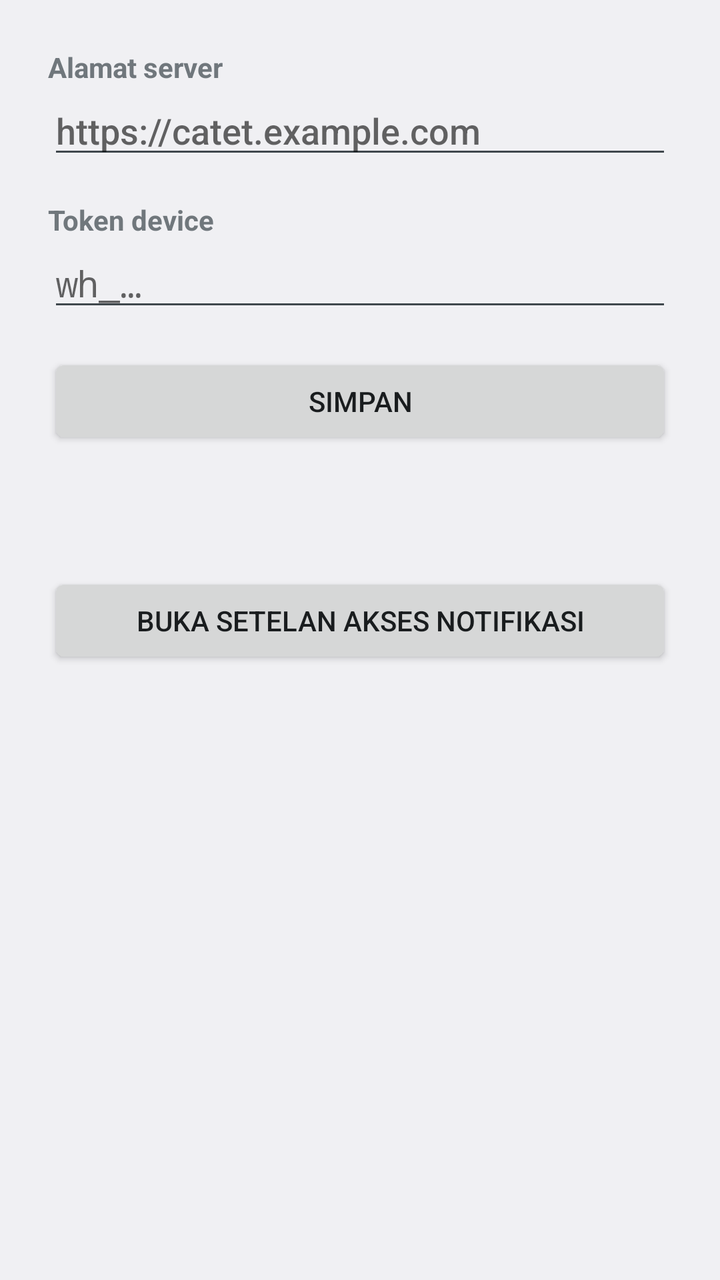
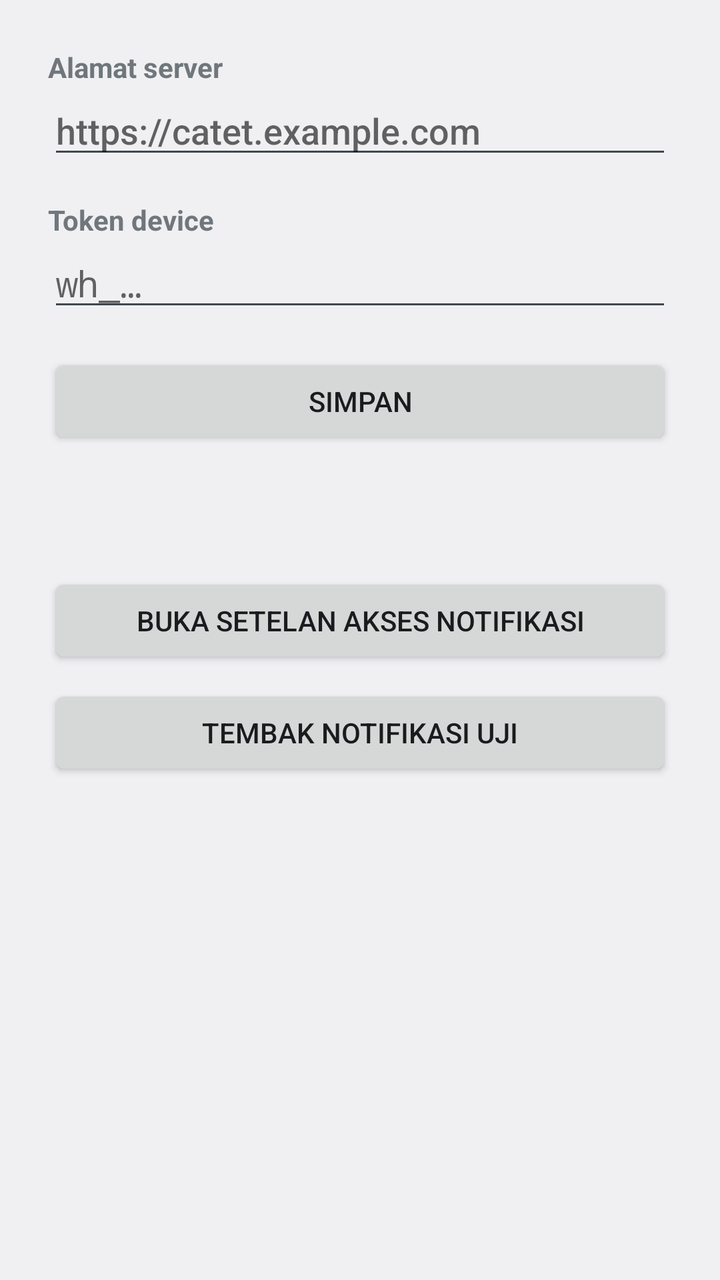

Before-and-after screenshots of an Android layout around one commit, followed by the original layout XML and the change that was made.
<!-- AndroidManifest.xml: application theme android:Theme.DeviceDefault.Light -->
<!-- res/layout/activity_main.xml -->
<?xml version="1.0" encoding="utf-8"?>
<ScrollView xmlns:android="http://schemas.android.com/apk/res/android"
    android:layout_width="match_parent"
    android:layout_height="match_parent">

    <LinearLayout
        android:layout_width="match_parent"
        android:layout_height="wrap_content"
        android:orientation="vertical"
        android:padding="24dp">

        <TextView
            android:layout_width="match_parent"
            android:layout_height="wrap_content"
            android:text="@string/server_url_label"
            android:textStyle="bold" />

        <EditText
            android:id="@+id/server_url"
            android:layout_width="match_parent"
            android:layout_height="wrap_content"
            android:hint="@string/server_url_hint"
            android:inputType="textUri"
            android:autofillHints="none" />

        <TextView
            android:layout_width="match_parent"
            android:layout_height="wrap_content"
            android:layout_marginTop="16dp"
            android:text="@string/token_label"
            android:textStyle="bold" />

        <EditText
            android:id="@+id/device_token"
            android:layout_width="match_parent"
            android:layout_height="wrap_content"
            android:hint="@string/token_hint"
            android:inputType="textPassword"
            android:autofillHints="none" />

        <Button
            android:id="@+id/save"
            android:layout_width="match_parent"
            android:layout_height="wrap_content"
            android:layout_marginTop="16dp"
            android:text="@string/save" />

        <TextView
            android:id="@+id/listener_status"
            android:layout_width="match_parent"
            android:layout_height="wrap_content"
            android:layout_marginTop="32dp"
            android:textSize="16sp" />

        <Button
            android:id="@+id/open_settings"
            android:layout_width="match_parent"
            android:layout_height="wrap_content"
            android:layout_marginTop="8dp"
            android:text="@string/open_notification_settings" />
    </LinearLayout>
</ScrollView>
<!-- resources referenced by this layout -->
<resources>
  <string name="open_notification_settings">Buka setelan akses notifikasi</string>
  <string name="save">Simpan</string>
  <string name="server_url_hint">https://catet.example.com</string>
  <string name="server_url_label">Alamat server</string>
  <string name="token_hint">wh_…</string>
  <string name="token_label">Token device</string>
</resources>

<!-- the commit's change to res/layout/activity_main.xml (unified diff, before → after) -->
@@ -58,5 +58,12 @@
             android:layout_height="wrap_content"
             android:layout_marginTop="8dp"
             android:text="@string/open_notification_settings" />
+
+        <Button
+            android:id="@+id/fire_test"
+            android:layout_width="match_parent"
+            android:layout_height="wrap_content"
+            android:layout_marginTop="8dp"
+            android:text="@string/fire_test" />
     </LinearLayout>
 </ScrollView>
<!-- resource entries referenced after the edit -->
@@ -1,5 +1,6 @@
 <!-- resources referenced by this layout -->
 <resources>
+  <string name="fire_test">Tembak notifikasi uji</string>
   <string name="open_notification_settings">Buka setelan akses notifikasi</string>
   <string name="save">Simpan</string>
   <string name="server_url_hint">https://catet.example.com</string>
